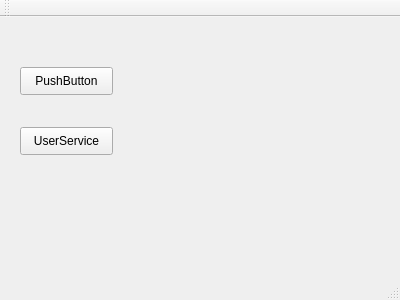
geronimo-lisboa/qt-spotify, file spotyXGUI/mainwindow.ui: the form before one commit.
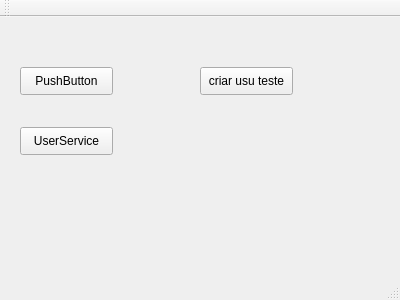
The form after the commit.

```diff
--- a/spotyXGUI/mainwindow.ui
+++ b/spotyXGUI/mainwindow.ui
@@ -40,6 +40,19 @@
      <string>UserService</string>
     </property>
    </widget>
+   <widget class="QPushButton" name="btnCriarUsuTeste">
+    <property name="geometry">
+     <rect>
+      <x>200</x>
+      <y>50</y>
+      <width>93</width>
+      <height>28</height>
+     </rect>
+    </property>
+    <property name="text">
+     <string>criar usu teste</string>
+    </property>
+   </widget>
   </widget>
   <widget class="QMenuBar" name="menuBar">
    <property name="geometry">
```
